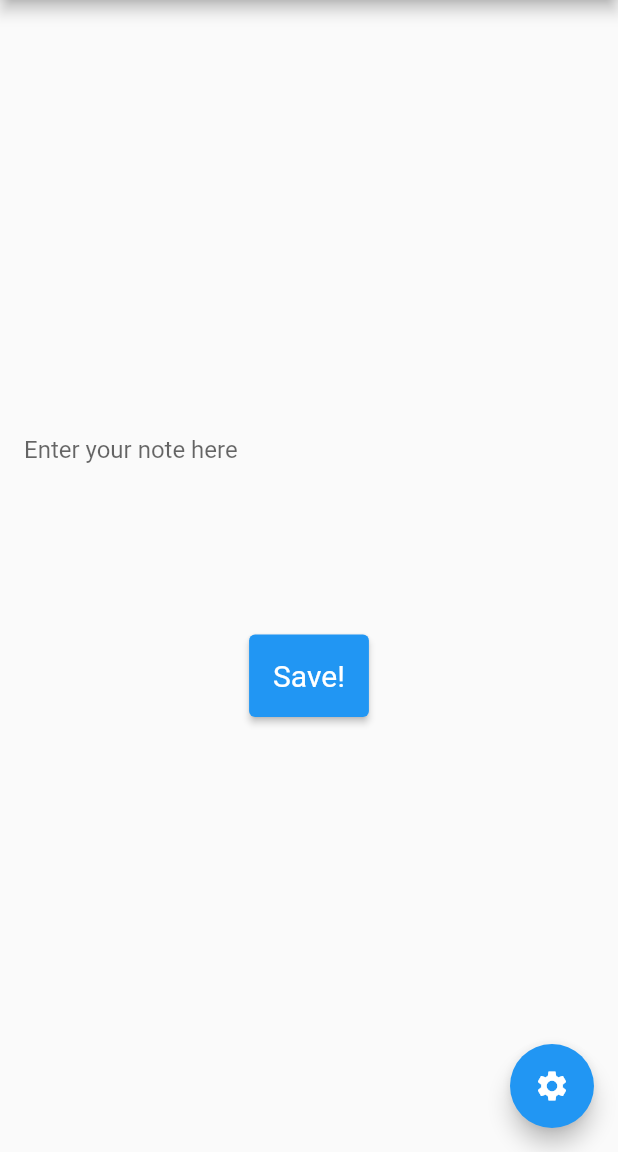
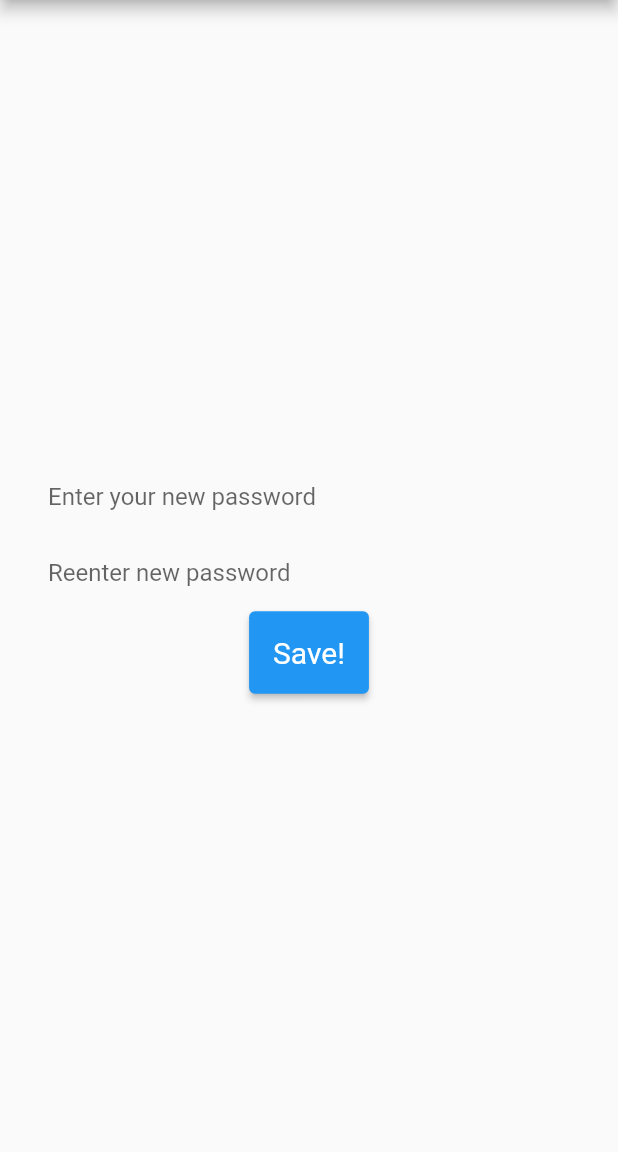
Before and after one commit to fczajka/safe_note, a Flutter app: the Note screen opened directly, after a tap on the "settings" icon, on a phone screen of 412 x 824 dp, the part 84-1236 px from its top. Run offline on Flutter 3.47's test engine with Material 2 defaults, Android fonts, the phone set to English and light mode, and no system bars; our stand-ins replace flutter_secure_storage; missing offline and left inert: crypt; accounts and stored records are empty.

Commit message:
Add 'change password' button

```diff
--- a/lib/main.dart
+++ b/lib/main.dart
@@ -17,6 +17,101 @@ class MyApp extends StatelessWidget {
         primarySwatch: Colors.blue,
       ),
       home: const MyHomePage(title: 'Safe note'),
+    );
+  }
+}
+
+class ChangePassword extends StatefulWidget {
+  const ChangePassword({super.key});
+
+  @override
+  State<ChangePassword> createState() => _ChangePasswordState();
+}
+
+class _ChangePasswordState extends State<ChangePassword> {
+  final _storage = const FlutterSecureStorage();
+  final _passwordControllerFirst = TextEditingController();
+  final _passwordControllerSecond = TextEditingController();
+
+  String _password = "";
+
+  final ButtonStyle style = ElevatedButton.styleFrom(
+      textStyle: const TextStyle(fontSize: 20),
+      padding: const EdgeInsets.all(16));
+
+  @override
+  void initState() {
+    super.initState();
+    getPass();
+  }
+
+  Future getPass() async {
+    String? _password = await _storage.read(key: 'pass');
+    setState(() {});
+  }
+
+  @override
+  Widget build(BuildContext context) {
+    return Scaffold(
+      appBar: AppBar(
+        title: const Text('Safe Note'),
+      ),
+      body: Padding(
+        padding: const EdgeInsets.all(16),
+        child: Column(
+            mainAxisAlignment: MainAxisAlignment.center,
+            crossAxisAlignment: CrossAxisAlignment.center,
+            children: [
+              Padding(
+                padding: const EdgeInsets.all(16),
+                child: TextField(
+                  obscureText: true,
+                  controller: _passwordControllerFirst,
+                  decoration: const InputDecoration.collapsed(
+                    hintText: 'Enter your new password',
+                  ),
+                ),
+              ),
+              Padding(
+                padding: const EdgeInsets.all(16),
+                child: TextField(
+                  obscureText: true,
+                  controller: _passwordControllerSecond,
+                  decoration: const InputDecoration.collapsed(
+                    hintText: 'Reenter new password',
+                  ),
+                ),
+              ),
+              ElevatedButton(
+                style: style,
+                onPressed: () {
+                  if (_passwordControllerFirst.text ==
+                      _passwordControllerSecond.text) {
+                    String newPassword = Crypt.sha512(
+                            _passwordControllerSecond.text.trim(),
+                            rounds: 10000,
+                            salt: "BSMIsTheBest")
+                        .toString();
+                    _storage.write(key: 'pass', value: newPassword);
+                    setState(() {
+                      _password = newPassword;
+                    });
+                    Navigator.pop(context);
+                    Navigator.pop(context);
+                  } else {
+                    showDialog(
+                        context: context,
+                        builder: (context) {
+                          return const AlertDialog(
+                            content: Text("Passwords do not match!"),
+                          );
+                        });
+                  }
+                },
+                child: const Text('Save!'),
+              ),
+            ]),
+      ),
     );
   }
 }
@@ -108,7 +203,10 @@ class _NoteState extends State<Note> {
       ),
       floatingActionButton: FloatingActionButton(
         onPressed: () {
-          // Add your onPressed code here!
+          Navigator.push(
+            context,
+            MaterialPageRoute(builder: (context) => const ChangePassword()),
+          );
         },
         backgroundColor: Colors.blue,
         child: const Icon(Icons.settings),
@@ -128,7 +226,6 @@ class MyHomePage extends StatefulWidget {
 class _MyHomePageState extends State<MyHomePage> {
   final _storage = const FlutterSecureStorage();
   String _password = "";
-
   bool _isSet = false;
 
   @override
@@ -162,6 +259,7 @@ class _MyHomePageState extends State<MyHomePage> {
 
   @override
   Widget build(BuildContext context) {
+    getPass();
     return Scaffold(
       appBar: AppBar(
         title: Text(widget.title),
```
